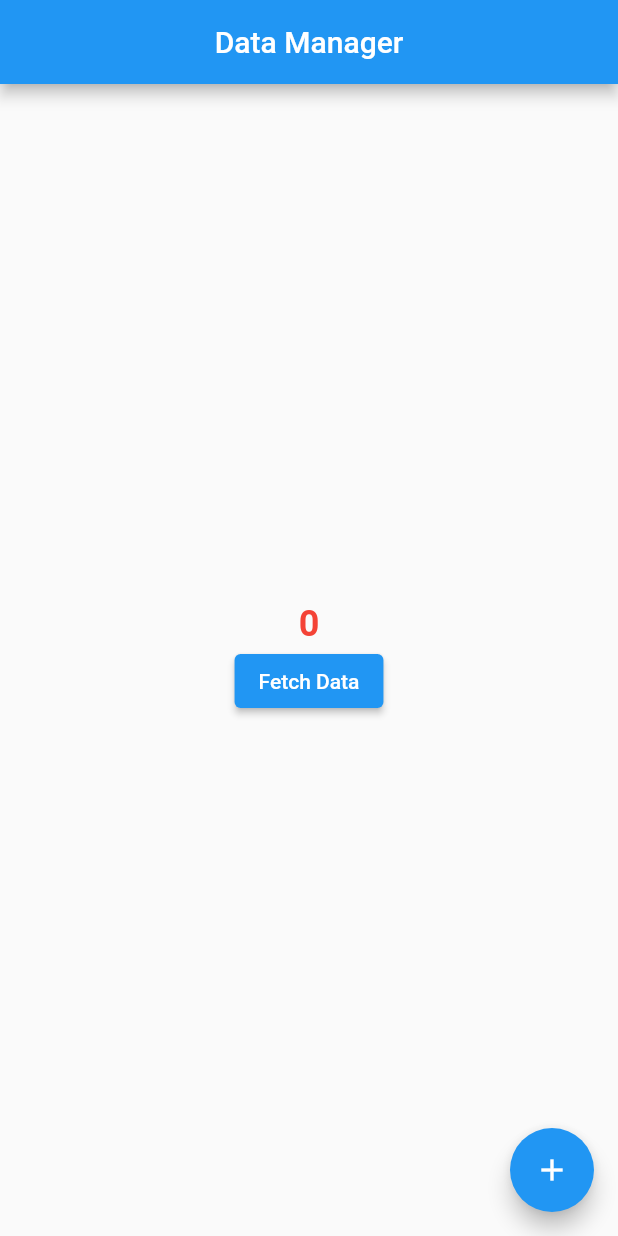
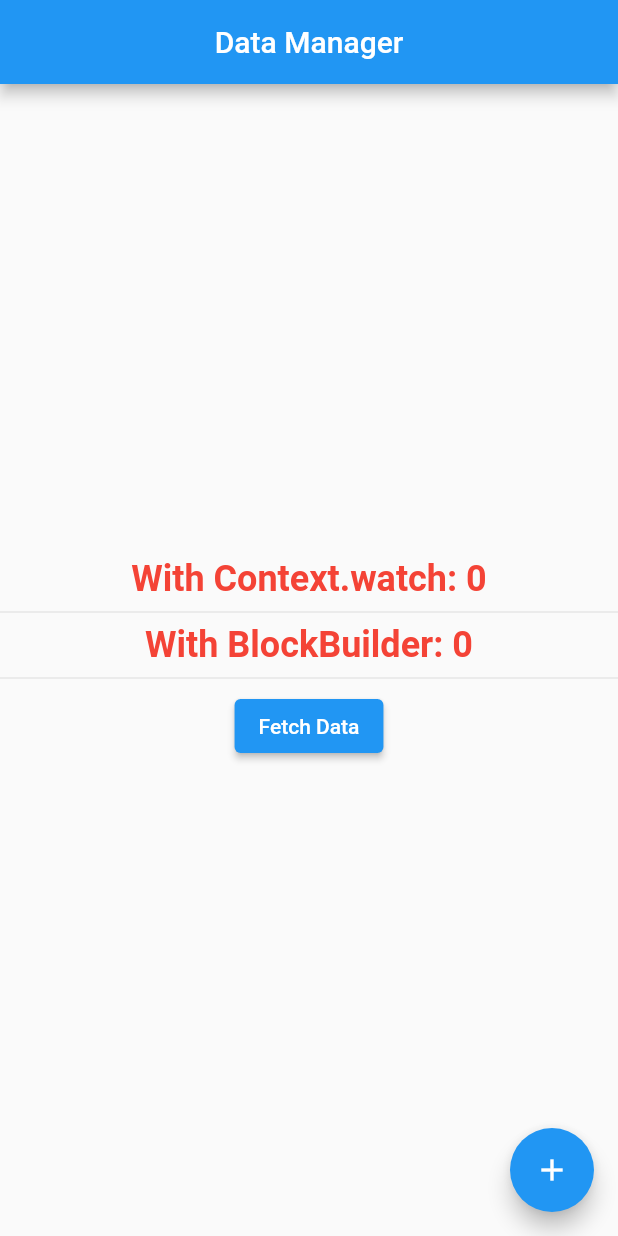
Before and after one commit to hadiuzzaman524/Json-Placeholder-exercise-with-flutter, a Flutter app: the screen it shows after launch, on a phone screen of 412 x 824 dp. Run offline on Flutter 3.47's test engine with Material 2 defaults, Android fonts, the phone set to English and light mode, and no system bars; our stand-ins replace bloc, equatable, flutter_bloc.

Commit message:
implement context.watch()

```diff
--- a/project2/lib/screens/home.dart
+++ b/project2/lib/screens/home.dart
@@ -24,10 +24,22 @@ class Home extends StatelessWidget {
           crossAxisAlignment: CrossAxisAlignment.center,
           mainAxisAlignment: MainAxisAlignment.center,
           children: [
+            Builder(builder: (ctx){
+              final state= ctx.watch<CounterCubit>().state;
+              return Text(
+                "With Context.watch: ${state.count}",
+                style: const TextStyle(
+                  fontSize: 24,
+                  fontWeight: FontWeight.bold,
+                  color: Colors.red,
+                ),
+              );
+            }),
+           const Divider(),
             BlocBuilder<CounterCubit, CounterState>(
               builder: (context, state) {
                 return Text(
-                  "${state.count}",
+                  "With BlockBuilder: ${state.count}",
                   style: const TextStyle(
                     fontSize: 24,
                     fontWeight: FontWeight.bold,
@@ -36,6 +48,7 @@ class Home extends StatelessWidget {
                 );
               },
             ),
+            const Divider(),
             Center(
               child: BlocConsumer<HelperCubit, HelperState>(
                 listener: (ctx, state) {
@@ -70,6 +83,7 @@ class Home extends StatelessWidget {
       floatingActionButton: FloatingActionButton(
         onPressed: () {
           BlocProvider.of<CounterCubit>(context).increment();
+
         },
         child: const Icon(Icons.add),
       ),
```
